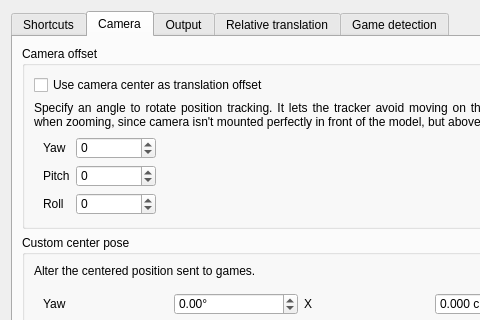
Before: the Qt Designer form gui/options-dialog.ui in opentrack/opentrack, drawn with Qt 5; both pictures show x 0 to 480 and y 0 to 320 of the 602 by 577 pixel window.
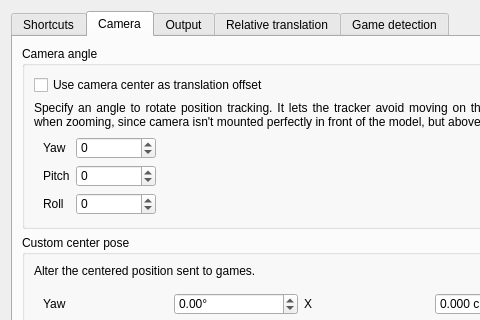
After: the same form once the commit is applied. The open tabs and pages were chosen to show the change. Icons and pictures are not drawn. Custom widgets are drawn as their Qt base class.

Commit message:
gui/options: camera offset -> camera angle
Adjust translations.

Diff of the .ui file:
```diff
--- a/gui/options-dialog.ui
+++ b/gui/options-dialog.ui
@@ -980,7 +980,7 @@
           </sizepolicy>
          </property>
          <property name="title">
-          <string>Camera offset</string>
+          <string>Camera angle</string>
          </property>
          <property name="alignment">
           <set>Qt::AlignLeading|Qt::AlignLeft|Qt::AlignTop</set>
```
The commit also changes 3 other files.
